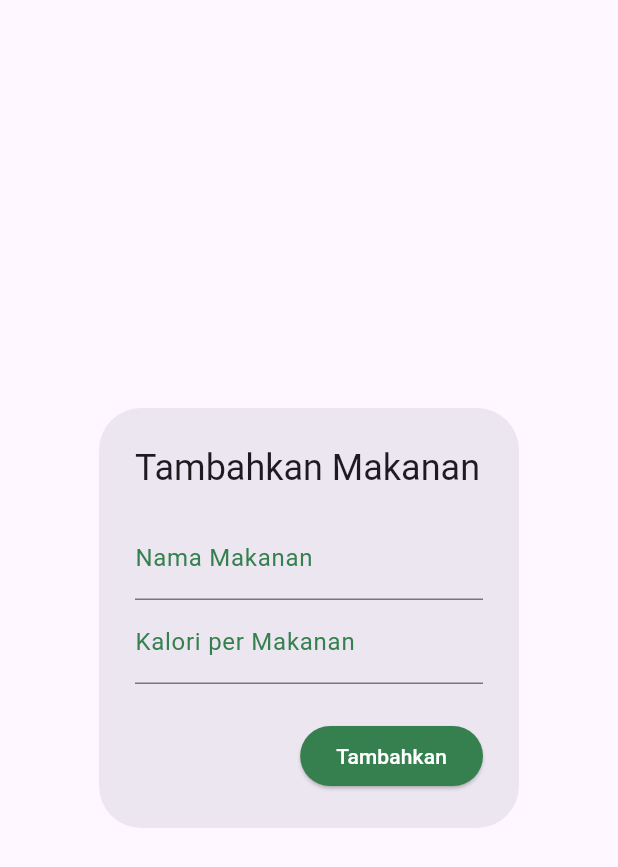
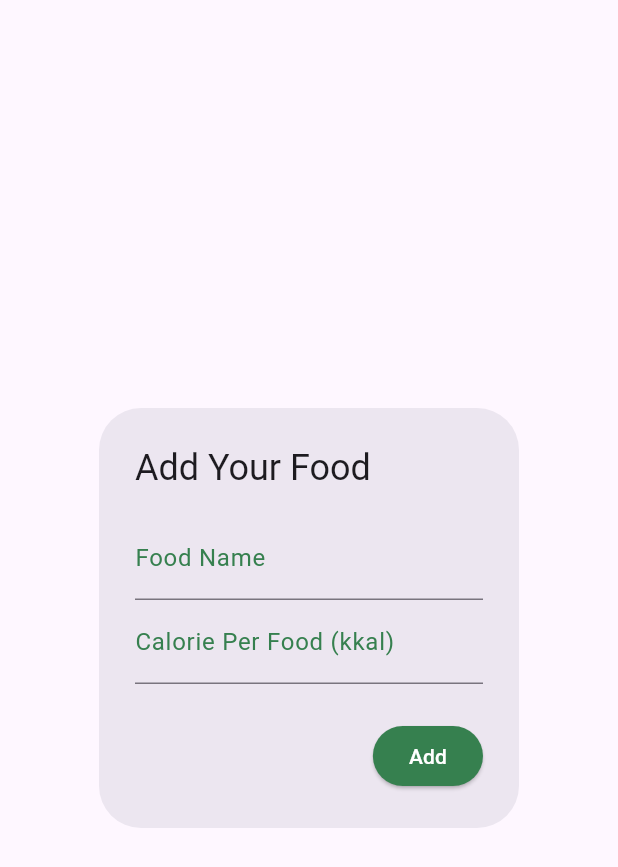
Before and after one commit to AlvianMaulanaMansyur/ca, a Flutter app: the DialogBox widget shown alone on an empty page, opened directly with empty values, on a phone screen of 412 x 824 dp. Shown: the top 867 px of the screen. Run offline on Flutter 3.47's test engine with Material 3 defaults, Android fonts, the light colour scheme and no system bars.

Commit message:
minor bug

```diff
--- a/lib/util/dialogbox.dart
+++ b/lib/util/dialogbox.dart
@@ -11,21 +11,21 @@ class DialogBox extends StatelessWidget {
     double caloriePerFood = 0.0;
 
     return AlertDialog(
-      title: Text('Tambahkan Makanan'),
+      title: const Text('Add Your Food'),
       content: SingleChildScrollView(
         child: Column(
           crossAxisAlignment: CrossAxisAlignment.start,
           children: [
             TextField(
-                decoration: InputDecoration(
-                    labelText: 'Nama Makanan',
+                decoration: const InputDecoration(
+                    labelText: 'Food Name',
                     labelStyle: TextStyle(color: MyApp.primaryColor)),
                 onChanged: (value) {
                   foodName = value;
                 }),
             TextField(
-              decoration: InputDecoration(
-                  labelText: 'Kalori per Makanan',
+              decoration: const InputDecoration(
+                  labelText: 'Calorie Per Food (kkal)',
                   labelStyle: TextStyle(color: MyApp.primaryColor)),
               keyboardType: TextInputType.number,
               onChanged: (value) {
@@ -42,8 +42,8 @@ class DialogBox extends StatelessWidget {
             Navigator.of(context).pop();
           },
           style: ElevatedButton.styleFrom(backgroundColor: MyApp.primaryColor),
-          child: Text(
-            'Tambahkan',
+          child: const Text(
+            'Add',
             style: TextStyle(color: Colors.white),
           ),
         ),
```
Also changed, not shown: lib/util/calculatecalorie.dart (+13 -2 lines).
